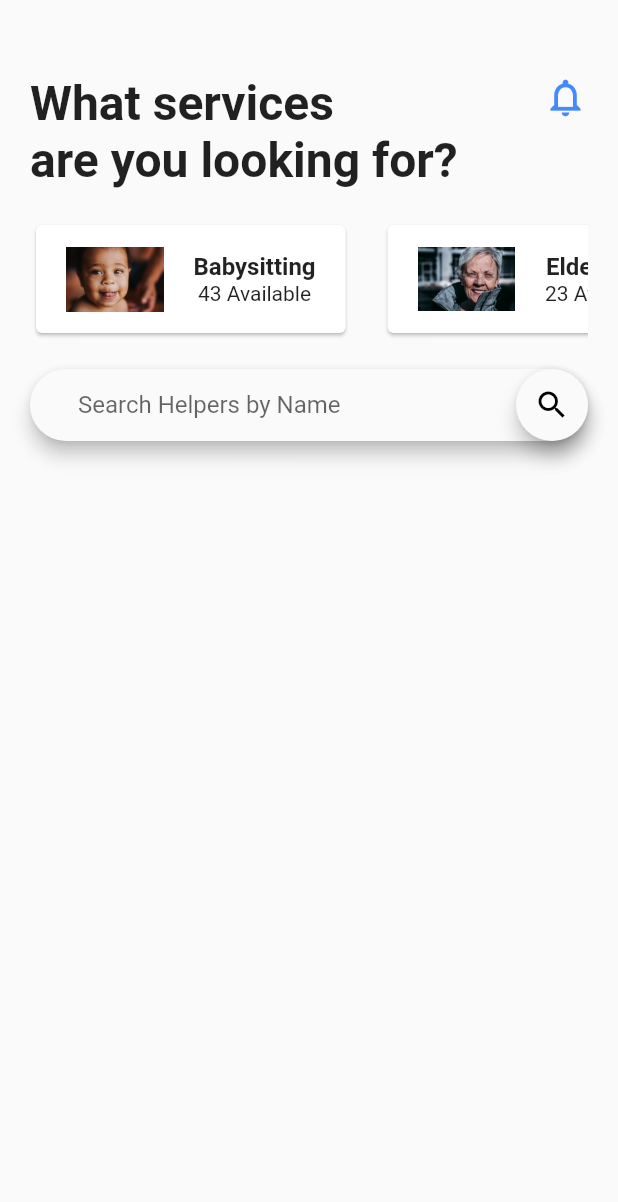
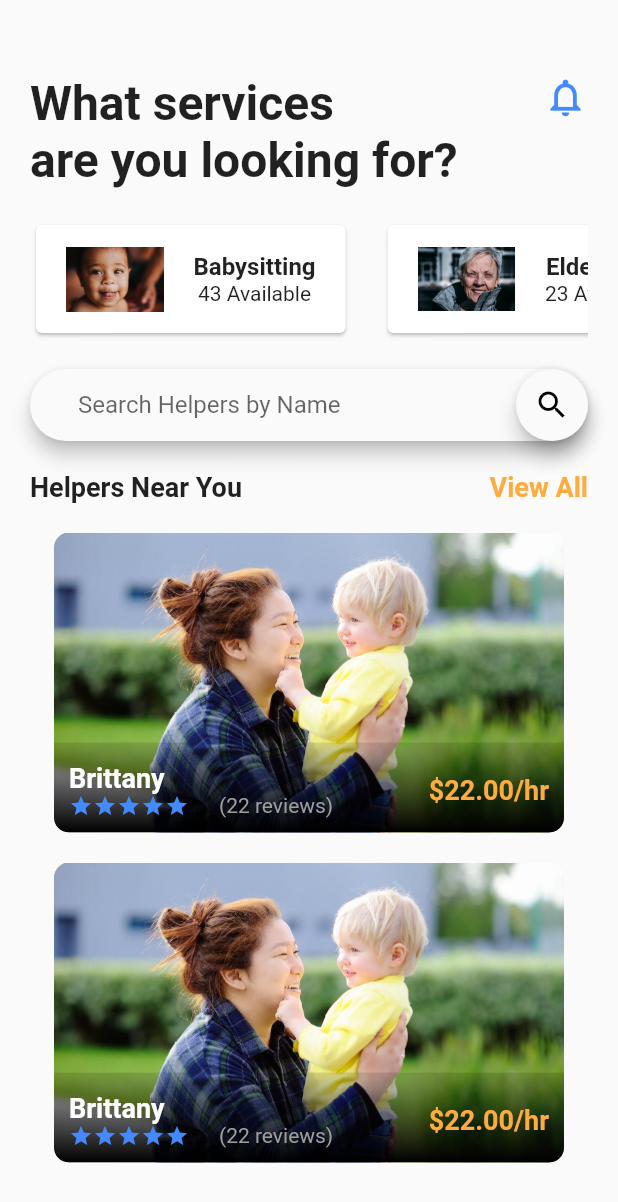
Before and after one commit to bpio12/helper, a Flutter app: the screen it shows after launch, on a phone screen of 412 x 824 dp. Shown: the top 1202 px of the screen. Run offline on Flutter 3.47's test engine with Material 2 defaults, Android fonts, the phone set to English and light mode, and no system bars.

Commit message:
featured helpers

```diff
--- a/lib/insert.dart
+++ b/lib/insert.dart
@@ -1,6 +1,4 @@
 import 'dart:async';
-import 'dart:convert';
-
 import 'package:flutter/material.dart';
 import 'package:http/http.dart' as http;
 
--- a/lib/main.dart
+++ b/lib/main.dart
@@ -1,3 +1,4 @@
 import 'package:flutter/material.dart';
 import 'src/app.dart';
+
 void main() => runApp(new App());
--- a/lib/src/app.dart
+++ b/lib/src/app.dart
@@ -1,5 +1,4 @@
 import 'package:flutter/material.dart';
-import 'package:flutter/rendering.dart';
 import 'homescreen.dart';
 
 class App extends StatelessWidget {
--- /dev/null
+++ b/lib/src/data/helper_data.dart
@@ -0,0 +1,35 @@
+class Helper {
+  final String id;
+  final String name;
+  final String imagePath;
+  final String category;
+  final double price;
+  final double ratings;
+
+  Helper(
+      {this.id,
+      this.name,
+      this.imagePath,
+      this.category,
+      this.price,
+      this.ratings});
+}
+
+final helpers = [
+  Helper(
+    id: "1",
+    name: "Bianca",
+    imagePath: "assets/images/boston",
+    category: "1",
+    price: 22.0,
+    ratings: 99.0,
+  ),
+  Helper(
+    id: "2",
+    name: "Julia",
+    imagePath: "assets/images/me",
+    category: "2",
+    price: 12.0,
+    ratings: 89.0,
+  ),
+];
--- a/lib/src/homescreen.dart
+++ b/lib/src/homescreen.dart
@@ -2,6 +2,7 @@ import 'widgets/helper_category.dart';
 import 'package:flutter/material.dart';
 import 'widgets/home_top_info.dart';
 import 'widgets/search_field.dart';
+import 'widgets/near_helpers.dart';
 
 class HomeScreen extends StatefulWidget {
   @override
@@ -20,7 +21,34 @@ class _HomeScreenState extends State<HomeScreen> {
         HelperCategory(),
         SizedBox(height: 20.0),
         SearchField(),
+        SizedBox(height: 20.0),
+        Row(
+          mainAxisAlignment: MainAxisAlignment.spaceBetween,
+          children: <Widget>[
+            Text("Helpers Near You",
+                style: TextStyle(fontSize: 18.0, fontWeight: FontWeight.bold)),
+            GestureDetector(
+              onTap: () {},
+              child: Text("View All",
+                  style: TextStyle(
+                      fontSize: 18.0,
+                      fontWeight: FontWeight.bold,
+                      color: Colors.orangeAccent)),
+            )
+          ],
+        ),
+        SizedBox(height: 20.0),
+        Column(
+          children: <Widget>[
+            _buildHelpers(),
+            _buildHelpers(),
+          ],
+        ),
       ],
     ));
   }
 }
+
+Widget _buildHelpers() {
+  return Container(margin: EdgeInsets.only(bottom: 20.0), child: NearHelpers());
+}
--- /dev/null
+++ b/lib/src/widgets/near_helpers.dart
@@ -0,0 +1,109 @@
+import 'package:flutter/material.dart';
+
+class NearHelpers extends StatefulWidget {
+  @override
+  _NearHelpersState createState() => _NearHelpersState();
+}
+
+class _NearHelpersState extends State<NearHelpers> {
+  @override
+  Widget build(BuildContext context) {
+    return ClipRRect(
+      borderRadius: BorderRadius.circular(10.0),
+      child: Stack(children: <Widget>[
+        Container(
+          height: 200.0,
+          width: 340.0,
+          child: Image.asset(
+            "assets/images/fillerSitter.jpg",
+            fit: BoxFit.cover,
+          ),
+        ),
+        Positioned(
+          left: 0.0,
+          bottom: 0.0,
+          height: 60.0,
+          width: 340.0,
+          child: Container(
+            decoration: BoxDecoration(
+                gradient: LinearGradient(
+                    colors: [Colors.black, Colors.black12],
+                    begin: Alignment.bottomCenter,
+                    end: Alignment.topCenter)),
+          ),
+        ),
+        Positioned(
+          left: 10.0,
+          bottom: 10.0,
+          right: 10.0,
+          child: Row(
+            mainAxisAlignment: MainAxisAlignment.spaceBetween,
+            children: <Widget>[
+              Column(
+                crossAxisAlignment: CrossAxisAlignment.start,
+                children: <Widget>[
+                  Text(
+                    "Brittany",
+                    style: TextStyle(
+                      color: Colors.white,
+                      fontSize: 18.0,
+                      fontWeight: FontWeight.bold,
+                    ),
+                  ),
+                  Row(
+                    children: <Widget>[
+                      Icon(
+                        Icons.star,
+                        color: Theme.of(context).primaryColor,
+                        size: 16.0,
+                      ),
+                      Icon(
+                        Icons.star,
+                        color: Theme.of(context).primaryColor,
+                        size: 16.0,
+                      ),
+                      Icon(
+                        Icons.star,
+                        color: Theme.of(context).primaryColor,
+                        size: 16.0,
+                      ),
+                      Icon(
+                        Icons.star,
+                        color: Theme.of(context).primaryColor,
+                        size: 16.0,
+                      ),
+                      Icon(
+                        Icons.star,
+                        color: Theme.of(context).primaryColor,
+                        size: 16.0,
+                      ),
+                      SizedBox(
+                        width: 20.0,
+                      ),
+                      Text(
+                        "(22 reviews)",
+                        style: TextStyle(
+                          color: Colors.grey,
+                        ),
+                      )
+                    ],
+                  ),
+                ],
+              ),
+              //Spacer(),
+              Column(
+                  crossAxisAlignment: CrossAxisAlignment.end,
+                  children: <Widget>[
+                    Text("\$22.00/hr",
+                        style: TextStyle(
+                            fontWeight: FontWeight.bold,
+                            fontSize: 18.0,
+                            color: Colors.orangeAccent)),
+                  ])
+            ],
+          ),
+        )
+      ]),
+    );
+  }
+}
--- a/pubspec.yaml
+++ b/pubspec.yaml
@@ -48,6 +48,7 @@ flutter:
     - assets/images/me.jpg
     - assets/images/baby.jpg
     - assets/images/elder.jpg
+    - assets/images/fillerSitter.jpg
   # An image asset can refer to one or more resolution-specific "variants", see
   # https://flutter.dev/assets-and-images/#resolution-aware.
 
```
Also changed, not shown: assets/images/fillerSitter.jpg (added), pubspec.lock.
